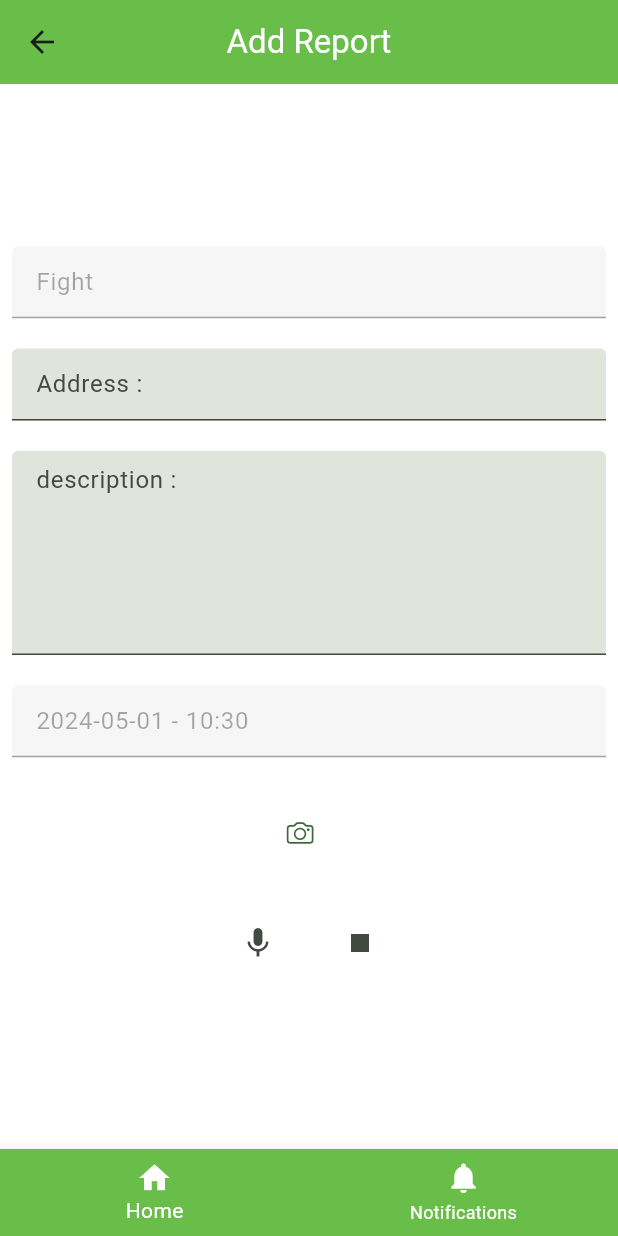
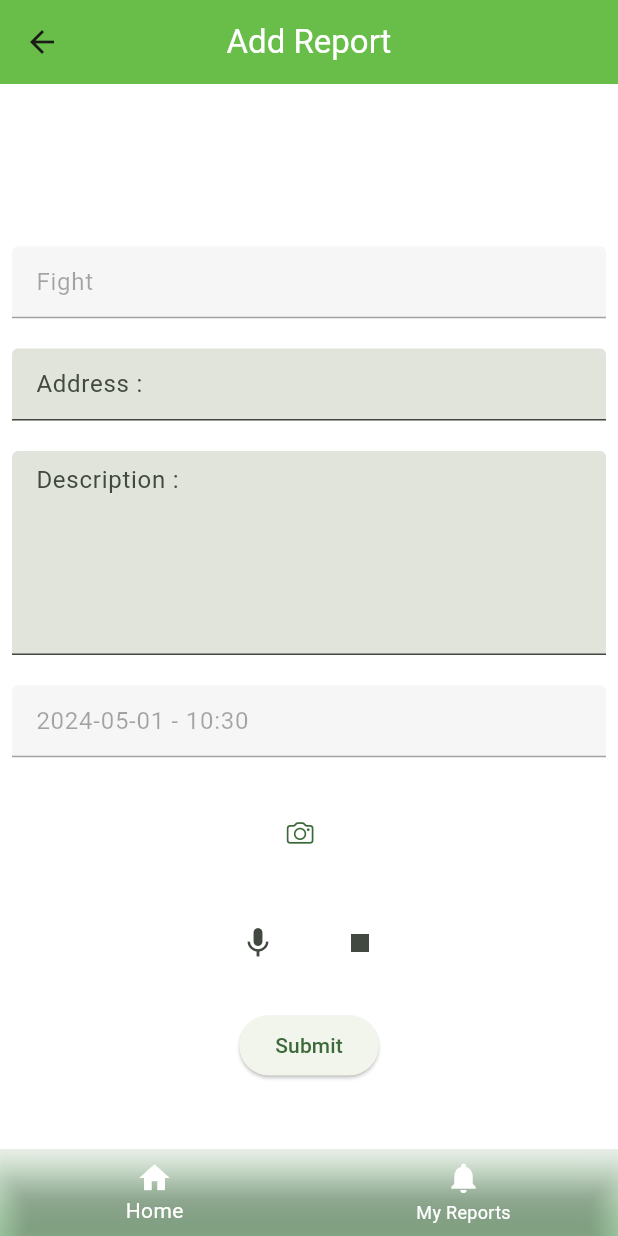
Before and after one commit to saja-massimi/notify_ju, a Flutter app: the screen it shows once a user with an empty profile is signed in, after a tap on "Fight", on a phone screen of 412 x 824 dp. Run offline on Flutter 3.47's test engine with Material 3 defaults, Android fonts, the phone set to English and light mode, and no system bars; our stand-ins replace cloud_firestore, firebase_auth, firebase_core, get, image_picker, random_string; missing offline and left inert: contactus, flutter_sound; accounts and stored records are empty.

Commit message:
added report databsae

```diff
--- a/lib/Models/userModel.dart
+++ b/lib/Models/userModel.dart
@@ -9,7 +9,7 @@ class UserModel {
   final String user_email;
   final String student_id;
   final int user_phone_num;
-  final int? role;
+  final String? role;
 
   UserModel( {
     this.user_id,
@@ -17,7 +17,8 @@ class UserModel {
     required this.user_email,
     required this.student_id,
     required this.user_phone_num,
-    this.role,});
+    this.role
+    });
 
   toJson() {
     return {
--- a/lib/Repository/authentication_repository.dart
+++ b/lib/Repository/authentication_repository.dart
@@ -23,7 +23,6 @@ class AuthenticationRepository extends GetxController {
   if (user == null) {
     Get.to(() => const email_auth());
   } else if (user.emailVerified == true) {
-    //Get.offAll(() => const email_otp());
     Get.to(() => Categories());
   } else {
     Get.offAll(() => const email_otp());
@@ -41,6 +40,7 @@ class AuthenticationRepository extends GetxController {
   Future<void> logout() async {
     await _auth.signOut();
     Get.snackbar('Logout', 'You have been logged out');
+
   }
 
   Future<void> sendVerfCode() async {
--- /dev/null
+++ b/lib/Screens/AddReport.dart
@@ -0,0 +1,107 @@
+// ignore_for_file: camel_case_types
+
+
+
+import 'package:flutter/material.dart';
+import 'package:get/get.dart';
+import 'package:notify_ju/Controller/ReportsController.dart';
+import 'package:notify_ju/Models/reportModel.dart';
+import 'package:notify_ju/Widgets/mic.dart';
+import 'package:notify_ju/Widgets/bottomNavBar.dart';
+import 'package:random_string/random_string.dart';
+import '../Widgets/image_input.dart';
+import 'package:intl/intl.dart';
+
+class addReport extends StatelessWidget {
+  final String reportType;
+  final description = TextEditingController();
+
+  addReport({super.key, required this.reportType});
+  @override
+  Widget build(BuildContext context) {
+    final controller = Get.put(ReportsController());
+    return Scaffold(
+      backgroundColor: const Color.fromARGB(255, 255, 255, 255),
+      appBar: AppBar(
+        centerTitle: true,
+        title: const Text('Add Report', style: TextStyle(color: Colors.white)),
+        backgroundColor: const Color(0xFF69BE49),
+      ),
+      body: SingleChildScrollView(
+        child: Padding(
+          padding: const EdgeInsets.all(8.0),
+          child: Column(
+            children: [
+              const SizedBox(
+                height: 100.2,
+              ),
+              TextField(
+                enabled: false,
+                readOnly: true,
+                decoration: const InputDecoration(
+                hintText: 'Report Type : ', filled: true),
+                controller: TextEditingController(text: reportType),
+              ),
+              const SizedBox(
+                height: 20.2,
+              ),
+              const TextField(
+                enabled: true,
+                decoration:
+                    InputDecoration(hintText: 'Address :', filled: true),
+              ),
+              const SizedBox(
+                height: 20.2,
+              ),
+              TextField(
+                keyboardType: TextInputType.multiline,
+                maxLines: 5,
+                enabled: true,
+                controller: description,
+                decoration: const InputDecoration(
+                  hintText: 'Description : ',
+                  filled: true,
+                ),
+              ),
+              const SizedBox(
+                height: 20.2,
+              ),
+              TextField(
+                keyboardType: TextInputType.datetime,
+                enabled: false,
+                decoration: const InputDecoration(
+                  hintText: 'date : ',
+                  filled: true,
+                ),
+                controller: TextEditingController(
+                  text: DateFormat('yyyy-MM-dd - h:mm').format(DateTime.now()),
+                ),
+              ),
+              const ImageInput(),
+              const MicInput(),
+              const SizedBox(height: 20.2),
+              ElevatedButton(
+                onPressed: () {
+
+                  final report = reportModel(
+                  report_id: randomAlphaNumeric(20),
+                  report_type: reportType,
+                  incident_description: description.text,
+                  report_date: DateTime.now(),
+                  report_status: 'History',
+
+
+                  );
+
+                controller.createReport(report);
+                },
+                child: const Text('Submit'),
+              ),
+            ],
+          ),
+        ),
+      ),
+      bottomNavigationBar: BottomNavigationBarWidget(),
+    );
+  }
+}
--- a/lib/Screens/categories.dart
+++ b/lib/Screens/categories.dart
@@ -1,7 +1,7 @@
 // ignore_for_file: sized_box_for_whitespace
 
 import 'package:flutter/material.dart';
-import 'package:notify_ju/Screens/add_report.dart';
+import 'package:notify_ju/Screens/AddReport.dart';
 import 'package:notify_ju/Widgets/bottomNavBar.dart';
 import 'package:notify_ju/Widgets/drawer.dart';
 
--- a/lib/Widgets/bottomNavBar.dart
+++ b/lib/Widgets/bottomNavBar.dart
@@ -1,12 +1,31 @@
+import 'dart:ui';
+
 import 'package:flutter/material.dart';
 import 'package:get/get.dart';
 import 'package:notify_ju/Screens/categories.dart';
+import 'package:notify_ju/Screens/myReports.dart';
 
 // ignore: use_key_in_widget_constructors
+
+
 class BottomNavigationBarWidget extends StatelessWidget {
   @override
   Widget build(BuildContext context) {
-    return BottomNavigationBar(
+    return Container(
+      decoration: BoxDecoration(
+        gradient: LinearGradient(
+          begin: Alignment.topCenter,
+          end: Alignment.bottomCenter,
+          colors: [
+            Colors.green.withOpacity(0.1),
+            Colors.green.withOpacity(0.5),
+          ],
+        ),
+      ),
+      child: ClipRRect(
+        child: BackdropFilter(
+          filter: ImageFilter.blur(sigmaX: 10, sigmaY: 10), // Apply blur effect
+          child: BottomNavigationBar(
             items: const <BottomNavigationBarItem>[
               BottomNavigationBarItem(
                 icon: Icon(Icons.home, color: Colors.white),
@@ -14,17 +33,22 @@ class BottomNavigationBarWidget extends StatelessWidget {
               ),
               BottomNavigationBarItem(
                 icon: Icon(Icons.notifications, color: Colors.white),
-          label: 'Notifications',
+                label: 'My Reports',
               ),
             ],
             onTap: (int index) {
               if (index == 0) {
                 Get.to(() => Categories());
+              } else {
+                Get.to(() => const MyReports());
               }
             },
-      backgroundColor: const Color(0xFF69BE49),
+            backgroundColor: Colors.transparent,
             selectedItemColor: Colors.white,
             unselectedItemColor: Colors.white,
+          ),
+        ),
+      ),
     );
   }
 }
--- a/lib/Widgets/drawer.dart
+++ b/lib/Widgets/drawer.dart
@@ -3,7 +3,7 @@ import 'package:get/get.dart';
 import 'package:notify_ju/Controller/signupController.dart';
 import 'package:notify_ju/Screens/contact.dart';
 import 'package:notify_ju/Screens/profile.dart';
-import 'package:notify_ju/Screens/reportNotification.dart';
+import 'package:notify_ju/Screens/reportHistory.dart';
 
 
 class DrawerWidget extends StatelessWidget {
@@ -35,7 +35,7 @@ class DrawerWidget extends StatelessWidget {
           ListTile(
             title: const Text('Report History'),
             onTap: () {
-              Get.to(() => const ReportNotification());
+              Get.to(() => const HistoryReports());
             },
           ),
           ListTile(
--- a/pubspec.yaml
+++ b/pubspec.yaml
@@ -49,6 +49,7 @@ dependencies:
   firebase_core: ^2.30.0
   firebase_auth: ^4.19.2
   cloud_firestore: ^4.17.1
+  random_string: ^2.3.1
 dev_dependencies:
   flutter_test:
     sdk: flutter
```
Also changed, not shown: lib/Controller/ReportsController.dart (added, +179 -0 lines), lib/Controller/reports_controller.dart (deleted, +0 -31 lines), lib/Controller/signupController.dart (+7 -2 lines), lib/Models/reportModel.dart (+32 -28 lines), lib/Screens/EditReport.dart (added, +21 -0 lines), lib/Screens/ReportDetails.dart (renamed from lib/Screens/add_report.dart, +38 -7 lines), lib/Screens/myReports.dart (added, +101 -0 lines), lib/Screens/reportHistory.dart (added, +66 -0 lines), lib/Screens/reportNotification.dart (deleted, +0 -56 lines), lib/Screens/AdminScreens/AdminIncident.dart (renamed from lib/Screens/AdminIncident.dart), lib/Screens/AdminScreens/AdminMain.dart (renamed from lib/Screens/AdminMain.dart), lib/Screens/AdminScreens/AdminReportDetail.dart (renamed from lib/Screens/AdminReportDetail.dart), pubspec.lock. Lines whose indentation alone changed are shown as unchanged.
